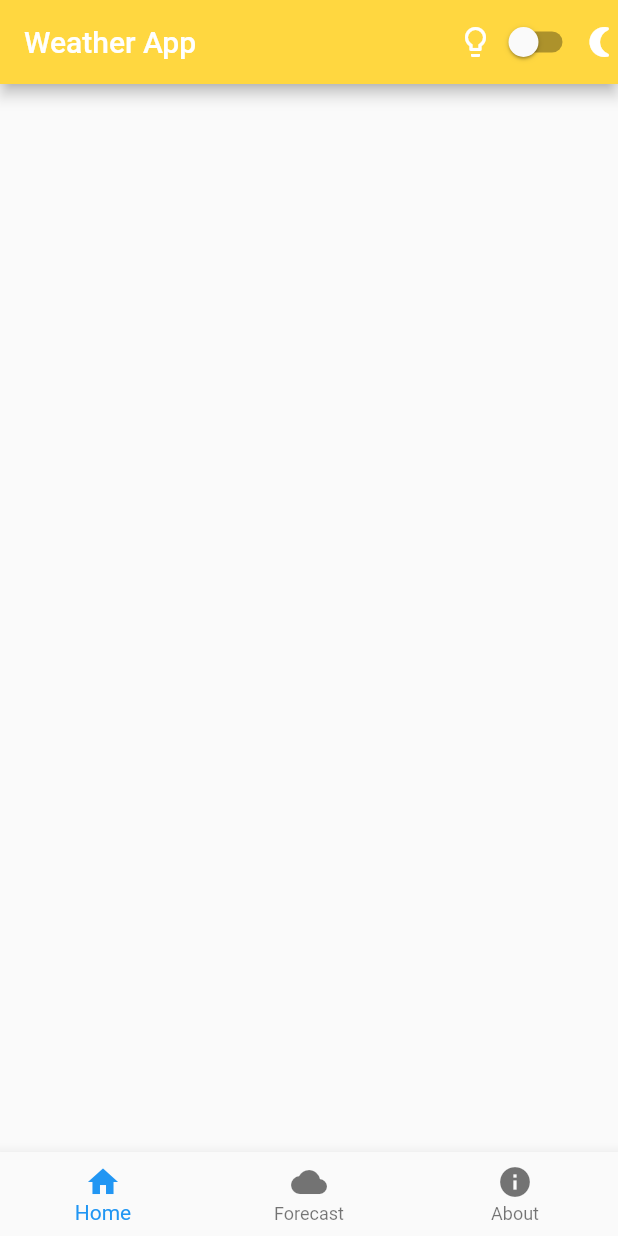
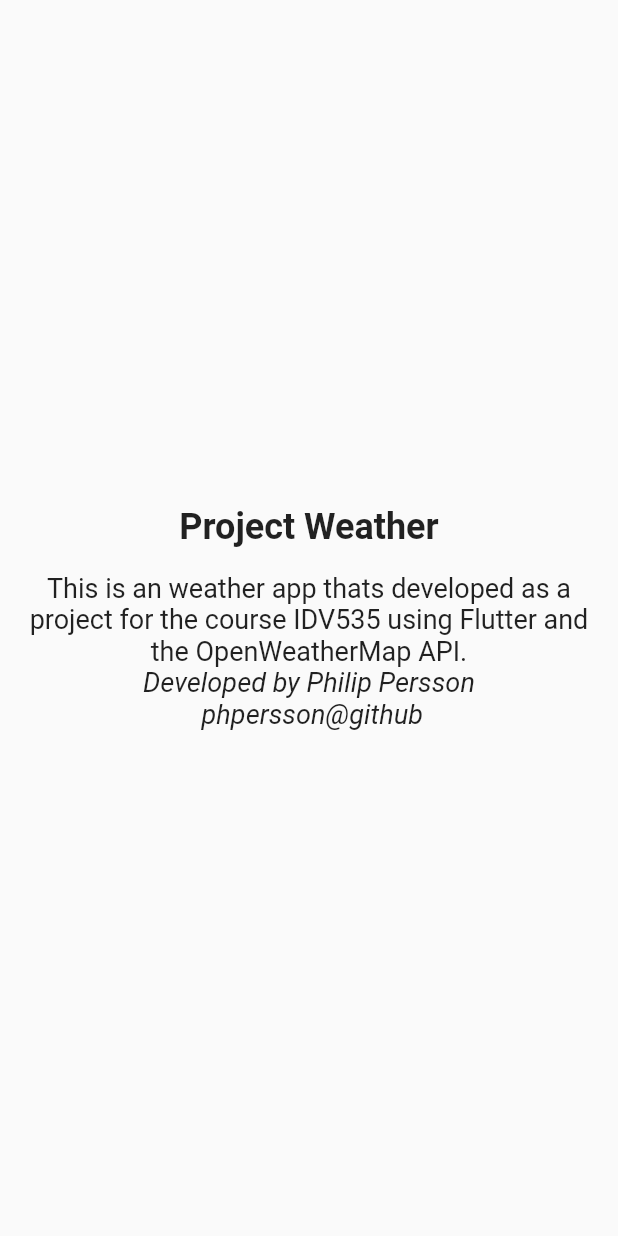
Before and after one commit to PhPersson/Weatherapp, a Flutter app: the screen it shows after launch, on a phone screen of 412 x 824 dp. Run offline on Flutter 3.47's test engine with Material 2 defaults, Android fonts, the phone set to English and light mode, and no system bars.

Commit message:
Added a about-page

```diff
--- /dev/null
+++ b/lib/about.dart
@@ -0,0 +1,42 @@
+import 'package:flutter/material.dart';
+
+class AboutPage extends StatelessWidget {
+  const AboutPage({super.key});
+
+  @override
+  Widget build(BuildContext context) {
+    return const MaterialApp(
+      title: 'About',
+      home: Scaffold(
+        body: Center(
+          child: Padding(
+            padding: EdgeInsets.all(16.0),
+            child: Column(
+              mainAxisAlignment: MainAxisAlignment.center,
+              children: [
+                Text(
+                  'Project Weather',
+                  style: TextStyle(
+                    fontSize: 24.0,
+                    fontWeight: FontWeight.bold,
+                  ),
+                ),
+                SizedBox(height: 16.0),
+                Text(
+                  'This is an weather app thats developed as a project for the course IDV535 using Flutter and the OpenWeatherMap API.',
+                  style: TextStyle(fontSize: 18.0),
+                  textAlign: TextAlign.center,
+                ),
+                Text(
+                  'Developed by Philip Persson \n phpersson@github',
+                  style: TextStyle(fontSize: 18.0, fontStyle: FontStyle.italic),
+                  textAlign: TextAlign.center,
+                ),
+              ],
+            ),
+          ),
+        ),
+      ),
+    );
+  }
+}
--- a/lib/main.dart
+++ b/lib/main.dart
@@ -1,4 +1,5 @@
 import 'package:flutter/material.dart';
+import 'about.dart';
 
 void main() {
   runApp(const WeatherApp());
@@ -33,7 +34,7 @@ class _WeatherAppState extends State<WeatherApp> {
       theme: ThemeData.light(),
       darkTheme: ThemeData.dark(),
       themeMode: _themeMode,
-      home: const HomePage(),
+      home: AboutPage(),
     );
   }
 }
```
